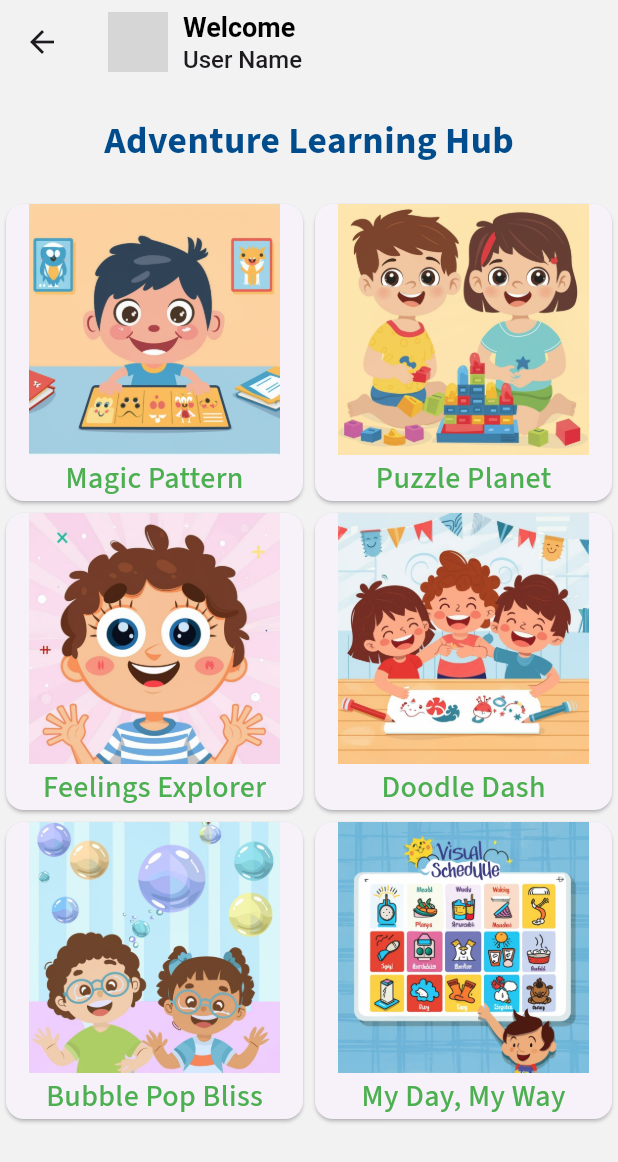
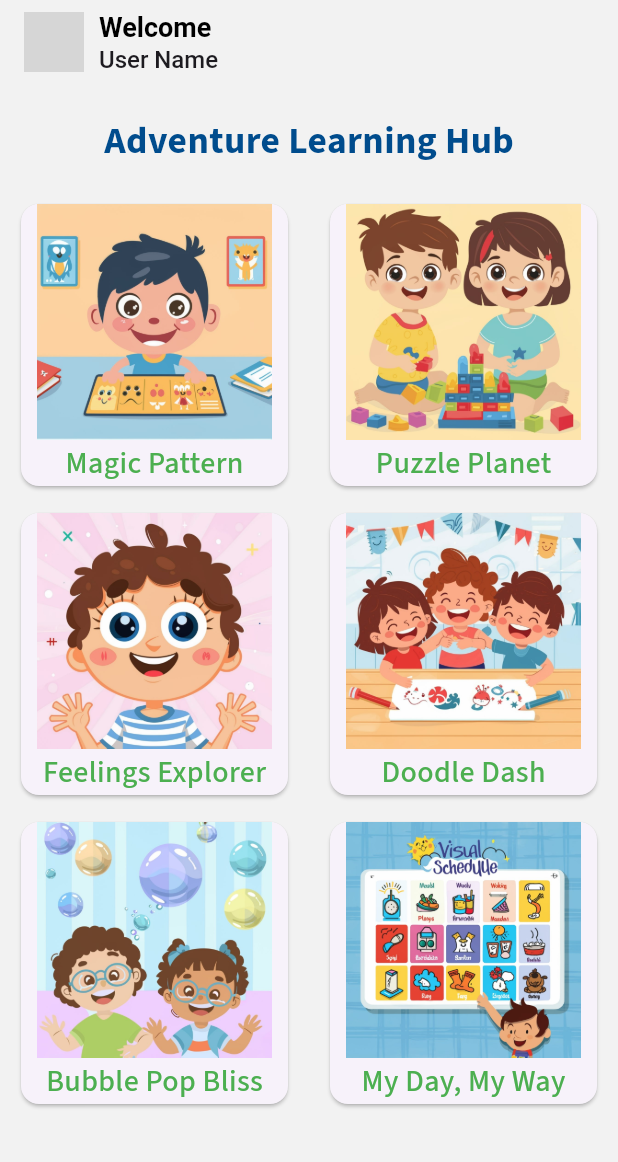
Before and after one commit to TiranChanuka/NVLD_kids_App, a Flutter app: the HomeScreen screen opened directly, on a phone screen of 412 x 824 dp. Shown: the top 1162 px of the screen. Run offline on Flutter 3.47's test engine with Material 3 defaults, Android fonts, the phone set to English and light mode, and no system bars; our stand-ins replace device_preview, google_fonts, lottie; grey boxes are pictures that could not be loaded.

Commit message:
Update Homepage.dart

```diff
--- a/lib/Screens/Homepage.dart
+++ b/lib/Screens/Homepage.dart
@@ -1,12 +1,15 @@
 import 'package:flutter/material.dart';
+import 'package:lottie/lottie.dart';
 import '../color.dart';
 import 'package:google_fonts/google_fonts.dart';
 
 class CardModel {
   final String title;
-  final String imagePath; // Add a property for the image path
+  final String imagePath;
+  final String route;
 
-  const CardModel({required this.title, required this.imagePath});
+  const CardModel(
+      {required this.title, required this.imagePath, required this.route});
 }
 
 class HomeScreen extends StatefulWidget {
@@ -18,22 +21,38 @@ class HomeScreen extends StatefulWidget {
 
 class _HomeScreenState extends State<HomeScreen> {
   final List<CardModel> cards = [
-    CardModel(title: 'Magic Pattern', imagePath: 'assets/images/magic.jpg'),
     CardModel(
-        title: 'Puzzle Planet', imagePath: 'assets/images/buildingblock.jpg'),
-    CardModel(title: 'Feelings Explorer', imagePath: 'assets/images/smile.jpg'),
-    CardModel(title: 'Doodle Dash', imagePath: 'assets/images/happy.jpg'),
-    CardModel(title: 'Bubble Pop Bliss', imagePath: 'assets/images/bubble.jpg'),
+      title: 'Magic Pattern',
+      imagePath: 'assets/images/magic.jpg',
+      route: '/feeling_explore',
+    ),
     CardModel(
-        title: 'My Day, My Way', imagePath: 'assets/images/dailyrout.jpg'),
-
-    // ... add more cards with image paths
+        title: 'Puzzle Planet',
+        imagePath: 'assets/images/buildingblock.jpg',
+        route: '/feeling_explore'),
+    CardModel(
+        title: 'Feelings Explorer',
+        imagePath: 'assets/images/smile.jpg',
+        route: '/feeling_explore'),
+    CardModel(
+        title: 'Doodle Dash',
+        imagePath: 'assets/images/happy.jpg',
+        route: '/feeling_explore'),
+    CardModel(
+        title: 'Bubble Pop Bliss',
+        imagePath: 'assets/images/bubble.jpg',
+        route: '/feeling_explore'),
+    CardModel(
+        title: 'My Day, My Way',
+        imagePath: 'assets/images/dailyrout.jpg',
+        route: '/feeling_explore'),
   ];
   @override
   Widget build(BuildContext context) {
     return Scaffold(
       backgroundColor: whitecolor,
       appBar: AppBar(
+        automaticallyImplyLeading: false,
         backgroundColor: whitecolor,
         title: Row(
           children: [
@@ -41,15 +60,17 @@ class _HomeScreenState extends State<HomeScreen> {
               radius: 20,
               backgroundImage: AssetImage('assets/profile_pic.png'),
             ),
-            const SizedBox(width: 10), // Add spacing between elements
+            SizedBox(width: 10),
             Column(
               crossAxisAlignment: CrossAxisAlignment.start,
               children: const [
-                Text('Welcome',
+                Text(
+                  'Welcome',
                   style: TextStyle(
                       fontSize: 18,
                       color: Colors.black,
-                        fontWeight: FontWeight.bold)),
+                      fontWeight: FontWeight.bold),
+                ),
                 Text('User Name',
                     style:
                         TextStyle(fontSize: 16, fontWeight: FontWeight.w500)),
@@ -79,11 +100,19 @@ class _HomeScreenState extends State<HomeScreen> {
               crossAxisCount: 2,
               children: [
                 for (var card in cards)
-                  Card(
+                  GestureDetector(
+                    onTap: () {
+                      Navigator.pushNamed(context, card.route);
+                    },
+                    child: Padding(
+                      padding: const EdgeInsets.only(
+                          left: 10, right: 10, bottom: 10),
+                      child: Card(
                         child: Column(
                           children: [
                             Expanded(
                               child: Image.asset(
+                                // Access card.imagePath within the card's widget tree
                                 card.imagePath,
                                 fit: BoxFit.cover,
                               ),
@@ -91,6 +120,7 @@ class _HomeScreenState extends State<HomeScreen> {
                             Padding(
                               padding: const EdgeInsets.all(1.0),
                               child: Text(
+                                // Access card.title within the card's widget tree
                                 card.title,
                                 style: GoogleFonts.sourceSans3(
                                   fontSize: 20,
@@ -102,36 +132,13 @@ class _HomeScreenState extends State<HomeScreen> {
                           ],
                         ),
                       ),
+                    ),
+                  ),
               ],
             ),
           ),
         ],
       ),
-      // bottomNavigationBar: BottomNavigationBar(
-      //   backgroundColor: whitecolor,
-      //   items: [
-      //     BottomNavigationBarItem(
-      //       icon: Icon(Icons.home),
-      //       label: 'Home',
-      //       backgroundColor: Colors.black,
-      //     ),
-      //     BottomNavigationBarItem(
-      //       icon: Icon(Icons.gamepad),
-      //       label: 'Games',
-      //       backgroundColor: Colors.black,
-      //     ),
-      //     BottomNavigationBarItem(
-      //       icon: Icon(Icons.bar_chart),
-      //       label: 'stat',
-      //       backgroundColor: Colors.black,
-      //     ),
-      //     BottomNavigationBarItem(
-      //       icon: Icon(Icons.person),
-      //       label: 'Profile',
-      //       backgroundColor: Colors.black,
-      //     ),
-      //   ],
-      // ),
     );
   }
 }
```
Lines whose indentation alone changed are shown as unchanged.
